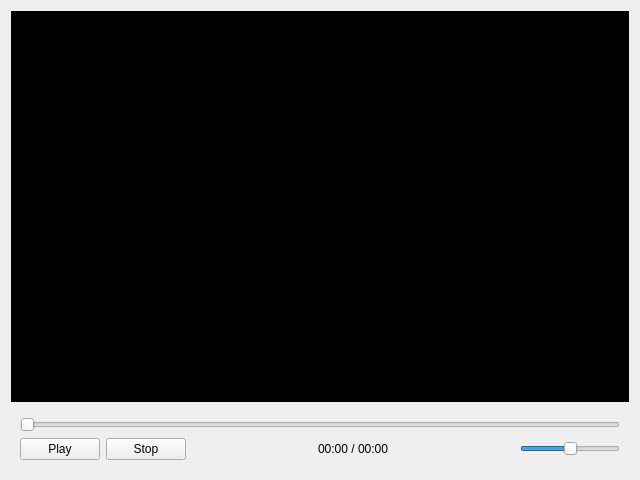
Qt form widgets/playerwg.ui (SunStorm2018/media-debuger) before a commit.
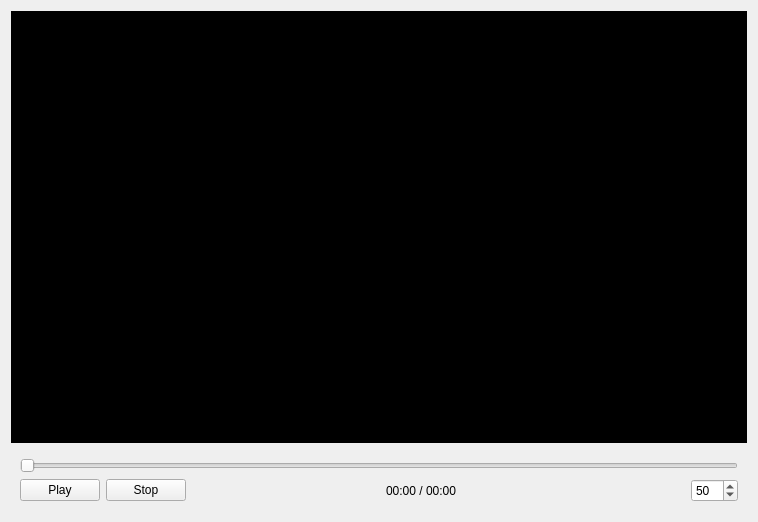
The same form after that commit. Icons and pictures are not drawn.

The edit to the form file:
```diff
--- a/widgets/playerwg.ui
+++ b/widgets/playerwg.ui
@@ -6,8 +6,8 @@
    <rect>
     <x>0</x>
     <y>0</y>
-    <width>640</width>
-    <height>480</height>
+    <width>758</width>
+    <height>522</height>
    </rect>
   </property>
   <property name="windowTitle">
@@ -108,22 +108,24 @@
          </spacer>
         </item>
         <item>
-         <widget name="volumeSlider" class="QSlider">
+         <widget class="QLabel" name="label">
+          <property name="styleSheet">
+           <string notr="true">image: url(:/128x128/volumn.png);
+min-width: 28px;</string>
+          </property>
+          <property name="text">
+           <string/>
+          </property>
+         </widget>
+        </item>
+        <item>
+         <widget class="QSpinBox" name="volumeSpinBox">
           <property name="maximum">
-           <number>100</number>
+           <number>200</number>
           </property>
           <property name="value">
            <number>50</number>
           </property>
-          <property name="orientation">
-           <enum>Qt::Horizontal</enum>
-          </property>
-          <property name="maximumSize">
-           <size>
-            <width>100</width>
-            <height>16777215</height>
-           </size>
-          </property>
          </widget>
         </item>
        </layout>
```
Left out of the diff: 27 changed lines with no effect on the pictures.
